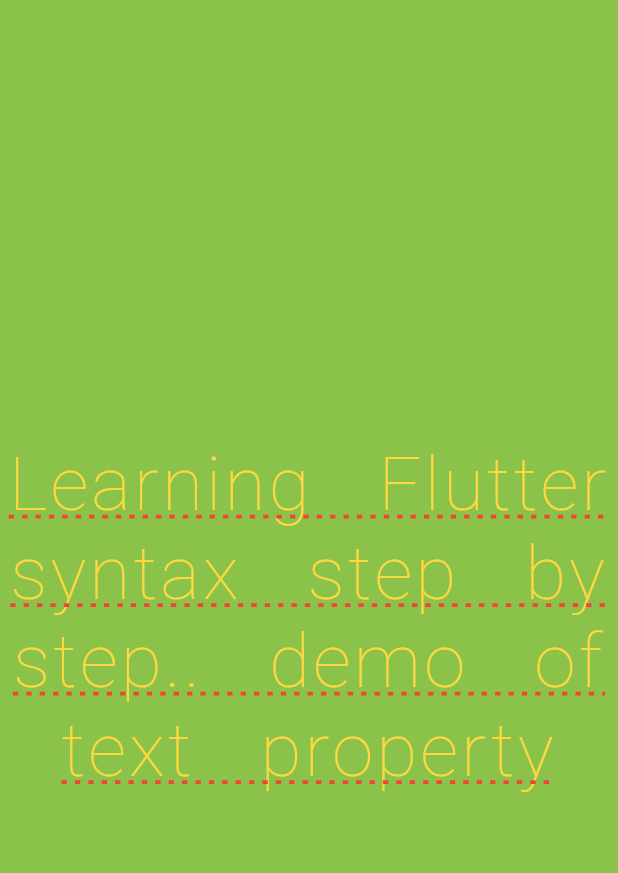
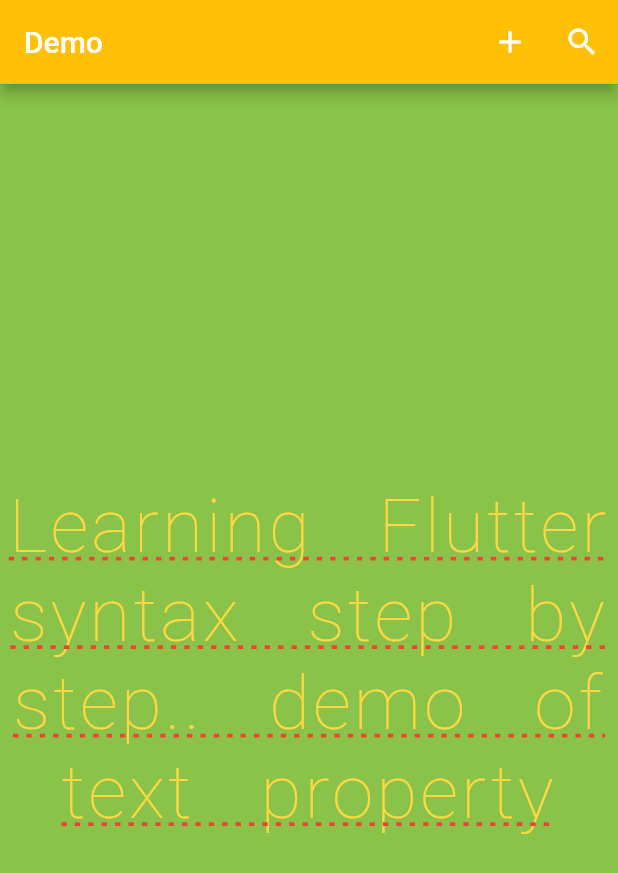
Before and after one commit to Asmitaborawake/textproperty_flutter_demo, a Flutter app: the screen it shows after launch, on a phone screen of 412 x 824 dp. Shown: the top 873 px of the screen. Run offline on Flutter 3.47's test engine with Material 2 defaults, Android fonts, the phone set to English and light mode, and no system bars.

Commit message:
app bar with button and action

```diff
--- a/lib/main.dart
+++ b/lib/main.dart
@@ -13,6 +13,25 @@ class _MyAppState extends State<MyApp> {
     return MaterialApp(
       home: Scaffold(
         backgroundColor: Colors.lightGreen,
+        appBar: AppBar(
+          backgroundColor: Colors.amber,
+          title: Text('Demo'),
+          actions: <Widget>[
+            IconButton(
+              icon: Icon(Icons.add),
+              onPressed: (){
+                print('add button pressed');
+              },
+
+            ),
+            IconButton(
+              icon: Icon(Icons.search),
+              onPressed: (){
+                print('search button pressed');
+              },
+            ),
+          ],
+        ),
         body: Center(
           child: Text(
             'Learning Flutter syntax step by step.. demo of text property',
```
